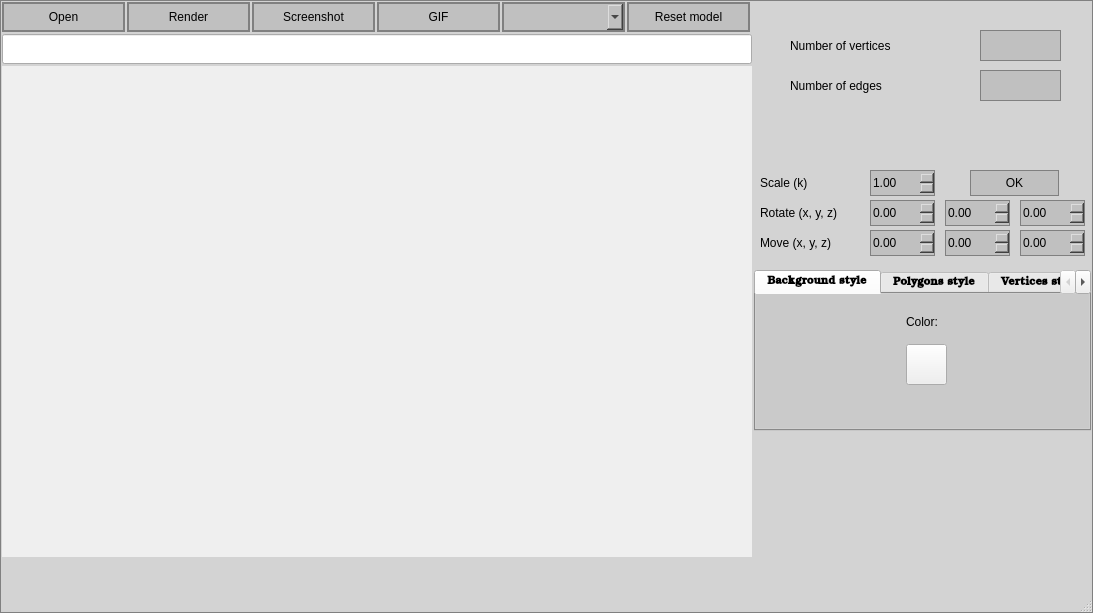
AlexeyGordiychenko/scp_3DViewer_v1, file src/mainwindow.ui: the form before one commit.
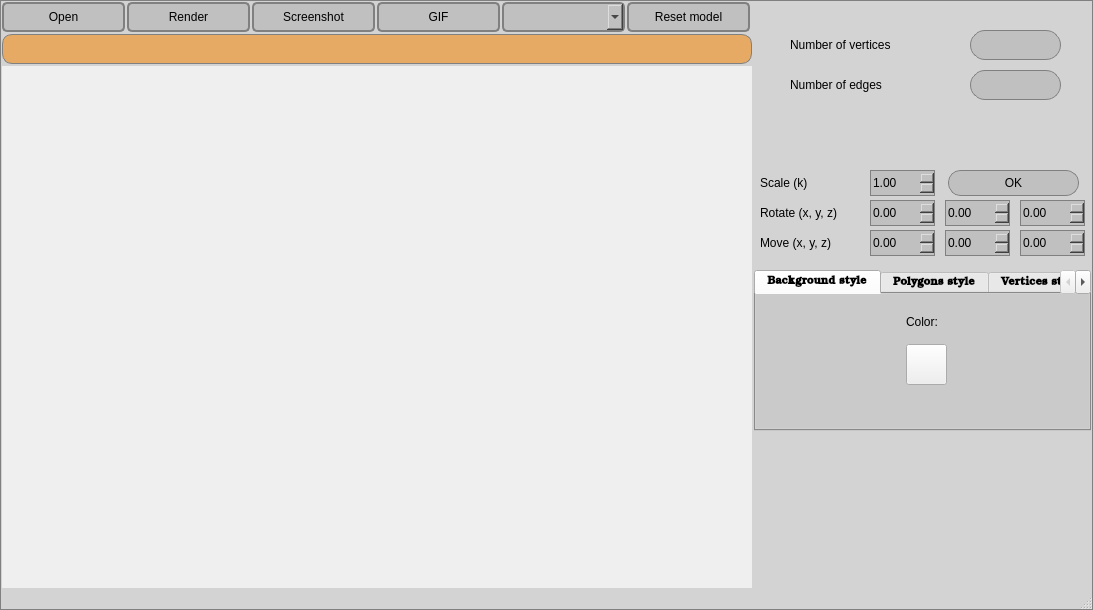
The form after the commit. The open tabs and pages were chosen to show the change. Custom widgets are drawn as their Qt base class.

Patch:
```diff
--- a/src/mainwindow.ui
+++ b/src/mainwindow.ui
@@ -7,7 +7,7 @@
     <x>0</x>
     <y>0</y>
     <width>1093</width>
-    <height>613</height>
+    <height>610</height>
    </rect>
   </property>
   <property name="font">
@@ -61,6 +61,7 @@
      <string notr="true">QPushButton {
   background-color: rgb(192, 192, 192);
   border: 2px solid gray;
+  border-radius: 5px;
 }
 QPushButton:pressed {
     background-color: qlineargradient(x1: 0, y1: 0, x2: 0, y2: 1,
@@ -84,6 +85,7 @@
      <string notr="true">QPushButton {
   background-color: rgb(192, 192, 192);
   border: 2px solid gray;
+  border-radius: 5px;
 }
 QPushButton:pressed {
     background-color: qlineargradient(x1: 0, y1: 0, x2: 0, y2: 1,
@@ -100,12 +102,15 @@
       <x>2</x>
       <y>66</y>
       <width>750</width>
-      <height>491</height>
+      <height>590</height>
      </rect>
     </property>
     <property name="autoFillBackground">
      <bool>true</bool>
     </property>
+    <property name="styleSheet">
+     <string notr="true"/>
+    </property>
    </widget>
    <widget class="QComboBox" name="projectionType">
     <property name="geometry">
@@ -120,6 +125,7 @@
      <string notr="true">QComboBox {
   background-color: rgb(192, 192, 192);
   border: 2px solid gray;
+  border-radius: 5px;
 }
 QPushButton:pressed {
     background-color: qlineargradient(x1: 0, y1: 0, x2: 0, y2: 1,
@@ -256,6 +262,7 @@
      <string notr="true">QPushButton {
   background-color: rgb(192, 192, 192);
   border: 2px solid gray;
+  border-radius: 5px;
 }
 QPushButton:pressed {
     background-color: qlineargradient(x1: 0, y1: 0, x2: 0, y2: 1,
@@ -279,6 +286,7 @@
      <string notr="true">QPushButton {
   background-color: rgb(192, 192, 192);
   border: 2px solid gray;
+  border-radius: 5px;
 }
 QPushButton:pressed {
     background-color: qlineargradient(x1: 0, y1: 0, x2: 0, y2: 1,
@@ -292,9 +300,9 @@
    <widget class="QPushButton" name="pushButton">
     <property name="geometry">
      <rect>
-      <x>970</x>
+      <x>948</x>
       <y>170</y>
-      <width>89</width>
+      <width>131</width>
       <height>26</height>
      </rect>
     </property>
@@ -302,6 +310,7 @@
      <string notr="true">QPushButton {
   background-color: rgb(192, 192, 192);
   border: 1px solid gray;
+  border-radius: 13px;
 }
 QPushButton:pressed {
     background-color: qlineargradient(x1: 0, y1: 0, x2: 0, y2: 1,
@@ -365,16 +374,17 @@
    <widget class="QLabel" name="numVertices">
     <property name="geometry">
      <rect>
-      <x>980</x>
+      <x>970</x>
       <y>30</y>
-      <width>81</width>
-      <height>31</height>
+      <width>91</width>
+      <height>30</height>
      </rect>
     </property>
     <property name="styleSheet">
      <string notr="true">QLabel{
   background-color: rgb(192, 192, 192);
   border: 1px solid gray;
+  border-radius: 15px;
 }</string>
     </property>
     <property name="text">
@@ -384,16 +394,17 @@
    <widget class="QLabel" name="numEdges">
     <property name="geometry">
      <rect>
-      <x>980</x>
+      <x>970</x>
       <y>70</y>
-      <width>81</width>
-      <height>31</height>
+      <width>91</width>
+      <height>30</height>
      </rect>
     </property>
     <property name="styleSheet">
      <string notr="true">QLabel{
   background-color: rgb(192, 192, 192);
   border: 1px solid gray;
+  border-radius: 15px;
 }</string>
     </property>
     <property name="text">
@@ -406,7 +417,7 @@
       <x>790</x>
       <y>30</y>
       <width>131</width>
-      <height>31</height>
+      <height>30</height>
      </rect>
     </property>
     <property name="styleSheet">
@@ -424,7 +435,7 @@
       <x>790</x>
       <y>70</y>
       <width>131</width>
-      <height>31</height>
+      <height>30</height>
      </rect>
     </property>
     <property name="styleSheet">
@@ -782,6 +793,14 @@
       <height>30</height>
      </rect>
     </property>
+    <property name="styleSheet">
+     <string notr="true">QLineEdit {
+  background-color: rgb(230, 170, 100);
+  border: 1px solid gray;
+  border-radius: 10px;
+}
+</string>
+    </property>
    </widget>
    <widget class="QPushButton" name="reset_model">
     <property name="geometry">
@@ -796,6 +815,7 @@
      <string notr="true">QPushButton {
   background-color: rgb(192, 192, 192);
   border: 2px solid gray;
+  border-radius: 5px;
 }
 QPushButton:pressed {
     background-color: qlineargradient(x1: 0, y1: 0, x2: 0, y2: 1,
```
Left out of the diff: 8 changed lines with no effect on the pictures.
